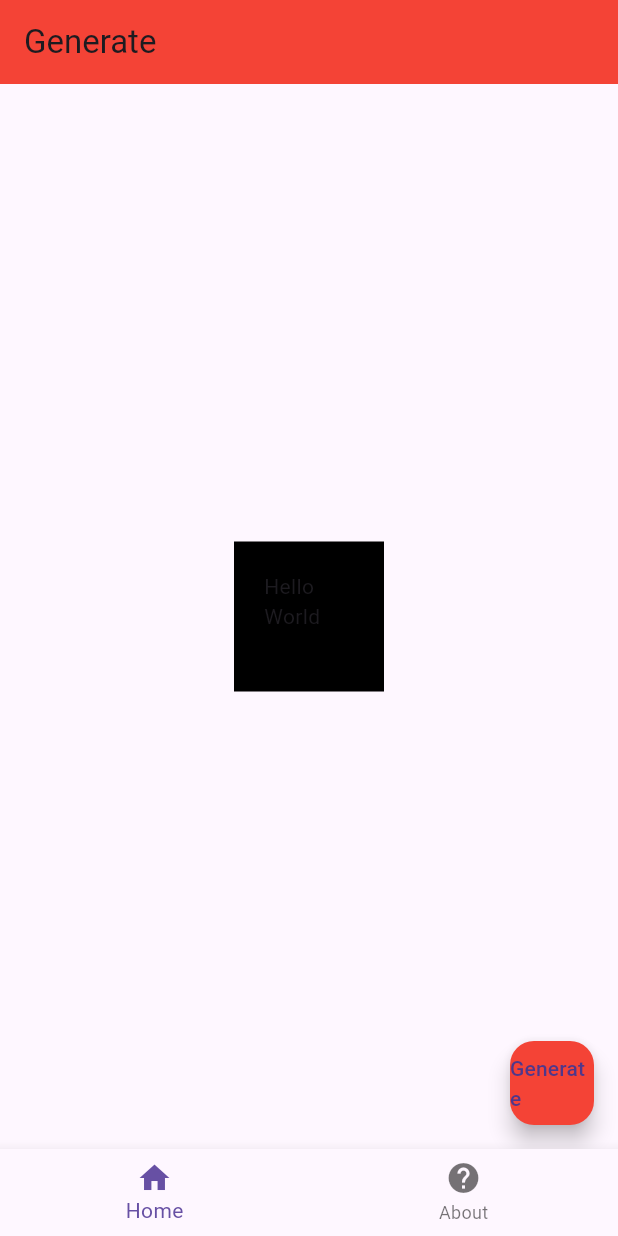
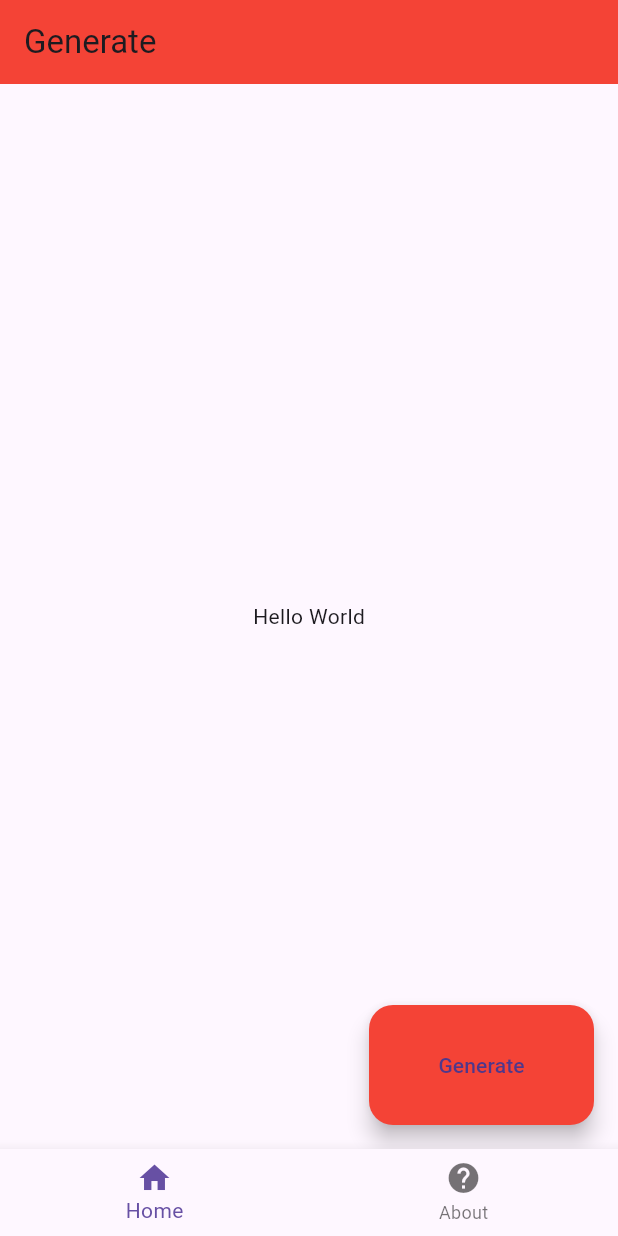
Before and after one commit to Jernemies/ChordGenTool, a Flutter app: the screen it shows after launch, after a tap on "Generate", on a phone screen of 412 x 824 dp. Run offline on Flutter 3.47's test engine with Material 3 defaults, Android fonts, the phone set to English and light mode, and no system bars.

Commit message:
Animations finished

```diff
--- a/lib/main.dart
+++ b/lib/main.dart
@@ -29,13 +29,13 @@ class AboutPage extends StatelessWidget {
     return Scaffold(
       appBar: AppBar(title: Text('About Page'), backgroundColor: Colors.red,),
        body: Center(
+          child: SizedBox.expand(
             child: Container(
               child: Text('This tool generates random chord progressions. Without extensions you get 7th chords. With extensions you get 9th, 11th, and 13th chords. Chord voicings are not specified, so feel free to voice them however you like.'),
               margin: EdgeInsets.all(10),
               padding: EdgeInsets.all(20),
-            color: Colors.black,
-            height: 100,
-            width: 100,
+              alignment: Alignment.center,
+            ),
           ),
         ),
     );
@@ -59,21 +59,25 @@ class _GeneratePageState extends State<GeneratePage> {
           backgroundColor: Colors.red,
         ),
         body: Center(
+          child: SizedBox.expand(
             child: Container(
+              alignment: Alignment.center,
               child: Text('Hello World'),
               margin: EdgeInsets.all(10),
               padding: EdgeInsets.all(20),
-            color: Colors.black,
-            height: 100,
-            width: 100,
             ),
           ),
-        floatingActionButton: FloatingActionButton(
+        ),
+        floatingActionButton: Container(
+          height: 80,
+          width: 150,
+          child: FloatingActionButton(
             onPressed: () {
               print('Generated');
             },
           child: Text('Generate'),
           backgroundColor: Colors.red,
+          ),
         ),
     );
 
@@ -89,36 +93,46 @@ class HomePage extends StatefulWidget {
 
 class _HomePageState extends State<HomePage> {
   int _selectedIndex = 0;
-  // PageController _pageController;
+  PageController _pageController = PageController();
 
-  static const List<Widget> _pages = <Widget>[
-    GeneratePage(),
-    AboutPage(),
-  ];
+  // static const List<Widget> _pages = <Widget>[
+  //   GeneratePage(),
+  //   AboutPage(),
+  // ];
 
+
+  @override
+  void initState() {
+    super.initState();
+    _pageController = PageController();
+  }
+  @override
+  void dispose() {
+    _pageController.dispose();
+    super.dispose();
+  }
   void _onItemTapped(int index) {
     setState(() {
-      //asd
       _selectedIndex = index;
-      // _pageController.animateToPage(index, duration: Duration(milliseconds: 500), curve: Curves.easeOut);
+      _pageController.animateToPage(index, duration: Duration(milliseconds: 500), curve: Curves.easeOut);
     });
   }
-  // @override
-  // void initState() {
-  //   _pageController = PageController();
-  //   super.initState();
-  // }
-  // @override
-  // void dispose() {
-  //   _pageController.dispose();
-  //   super.dispose();
-  // }
-
   @override
   Widget build(BuildContext context) {
     return Scaffold(
       body: SizedBox.expand(
-        child: _pages.elementAt(_selectedIndex),
+        child: PageView(
+          controller: _pageController,
+          onPageChanged: (index) {
+            setState(() {
+              _selectedIndex = index;
+            });
+          },
+          children: const <Widget>[
+            GeneratePage(),
+            AboutPage(),
+          ],
+        ),
       ),
       bottomNavigationBar: BottomNavigationBar(
         currentIndex: _selectedIndex,
```
Lines whose indentation alone changed are shown as unchanged.
